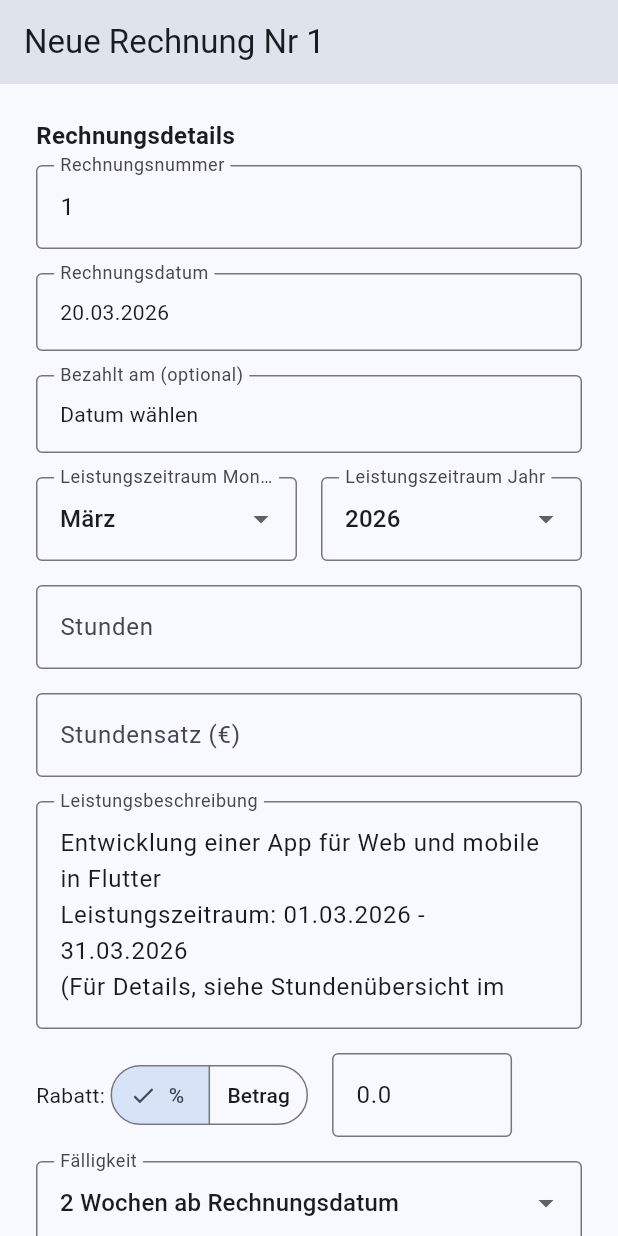
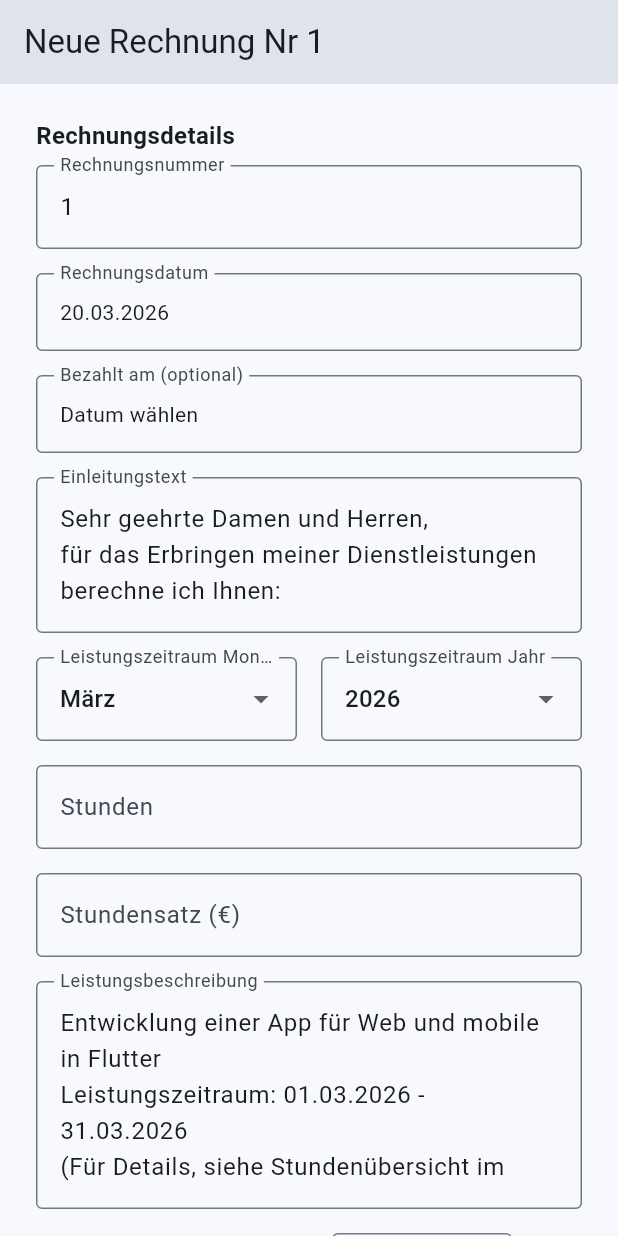
Before and after one commit to riobijanero/invoice_manager, a Flutter app: the InvoiceFormScreen screen opened by its route, scrolled down 1152 dp, on a phone screen of 412 x 824 dp. Run offline on Flutter 3.47's test engine with Material 3 defaults, Android fonts, the light colour scheme and no system bars; our stand-ins replace file_picker, flutter_riverpod, freezed_annotation, go_router, pdf, printing; missing offline and left inert: file_selector.

Commit message:
add introductory text to invoice data

```diff
--- a/lib/common/models/invoice.dart
+++ b/lib/common/models/invoice.dart
@@ -33,6 +33,10 @@
     DateTime? customDueDate,
     DateTime? paidOn,
     @Default('') String jobDescription,
+    @Default(
+      'Sehr geehrte Damen und Herren,\nfür das Erbringen meiner Dienstleistungen berechne ich Ihnen:',
+    )
+    String introductoryText,
     required String serviceDescription,
   }) = _Invoice;
 
--- a/lib/features/form/invoice_detail_fields.dart
+++ b/lib/features/form/invoice_detail_fields.dart
@@ -12,6 +12,7 @@
     required this.onInvoiceDateTap,
     required this.paidOn,
     required this.onPaidOnTap,
+    required this.introductoryTextController,
     required this.serviceMonth,
     required this.serviceYear,
     required this.onServiceMonthChanged,
@@ -33,6 +34,7 @@
   final VoidCallback onInvoiceDateTap;
   final DateTime? paidOn;
   final VoidCallback onPaidOnTap;
+  final TextEditingController introductoryTextController;
   final int serviceMonth;
   final int serviceYear;
   final ValueChanged<int> onServiceMonthChanged;
@@ -107,6 +109,17 @@
               paidOn != null ? DateFormat('dd.MM.yyyy').format(paidOn!) : 'Datum wählen',
             ),
           ),
+        ),
+        const SizedBox(height: 16),
+        TextFormField(
+          controller: introductoryTextController,
+          decoration: const InputDecoration(
+            labelText: 'Einleitungstext',
+            border: OutlineInputBorder(),
+            alignLabelWithHint: true,
+          ),
+          maxLines: 3,
+          validator: (v) => (v == null || v.trim().isEmpty) ? 'Pflichtfeld' : null,
         ),
         const SizedBox(height: 16),
         Row(
--- a/lib/features/form/invoice_form_screen.dart
+++ b/lib/features/form/invoice_form_screen.dart
@@ -47,6 +47,7 @@
   late TextEditingController _hourlyRate;
   late TextEditingController _discountValue;
   late TextEditingController _jobDescription;
+  late TextEditingController _introductoryText;
   late TextEditingController _serviceDescription;
   late TextEditingController _ustId;
 
@@ -81,6 +82,9 @@
     _hourlyRate = TextEditingController();
     _discountValue = TextEditingController(text: '0');
     _jobDescription = TextEditingController();
+    _introductoryText = TextEditingController(
+      text: 'Sehr geehrte Damen und Herren,\nfür das Erbringen meiner Dienstleistungen berechne ich Ihnen:',
+    );
     _serviceDescription = TextEditingController();
     _ustId = TextEditingController();
     _invoiceDate = DateTime.now();
@@ -106,6 +110,7 @@
     _hourlyRate.dispose();
     _discountValue.dispose();
     _jobDescription.dispose();
+    _introductoryText.dispose();
     _serviceDescription.dispose();
     _ustId.dispose();
     super.dispose();
@@ -137,6 +142,7 @@
     _dueDateType = inv.dueDateType;
     _customDueDate = inv.customDueDate;
     _jobDescription.text = inv.jobDescription;
+    _introductoryText.text = inv.introductoryText;
     _serviceDescription.text = inv.serviceDescription;
   }
 
@@ -168,6 +174,9 @@
     _discountValue.text = d.discountValue.toString();
     _dueDateType = d.dueDateType;
     _jobDescription.text = d.sender.jobDescription;
+    // Prefill the invoice greeting text for new invoices.
+    _introductoryText.text =
+        'Sehr geehrte Damen und Herren,\nfür das Erbringen meiner Dienstleistungen berechne ich Ihnen:';
     if (d.serviceDescriptionTemplate.isNotEmpty) {
       final period = _periodPlaceholder();
       _serviceDescription.text = d.serviceDescriptionTemplate.replaceAll('{PERIOD}', period);
@@ -349,6 +358,7 @@
                           if (d != null) setState(() => _customDueDate = d);
                         },
                         serviceDescriptionController: _serviceDescription,
+                        introductoryTextController: _introductoryText,
                       );
 
                       final Widget clientFields = ClientFields(
@@ -538,6 +548,7 @@
       dueDateType: _dueDateType,
       customDueDate: _dueDateType == DueDateType.custom ? _customDueDate : null,
       jobDescription: _jobDescription.text.trim(),
+      introductoryText: _introductoryText.text.trim(),
       serviceDescription: _serviceDescription.text.trim(),
     );
     return (invoice, null);
--- a/lib/features/preview/preview_screen.dart
+++ b/lib/features/preview/preview_screen.dart
@@ -4,7 +4,6 @@
 import 'package:file_picker/file_picker.dart';
 import 'package:file_selector/file_selector.dart' as fs;
 import 'package:flutter/material.dart';
-import 'package:flutter/foundation.dart';
 import 'package:flutter/services.dart';
 import 'package:flutter_riverpod/flutter_riverpod.dart';
 import 'package:go_router/go_router.dart';
```
Also changed, not shown: lib/common/services/invoice_pdf_generator/invoice_pdf_generator.dart (+2 -7 lines), lib/common/models/invoice.freezed.dart, lib/common/models/invoice.g.dart.
